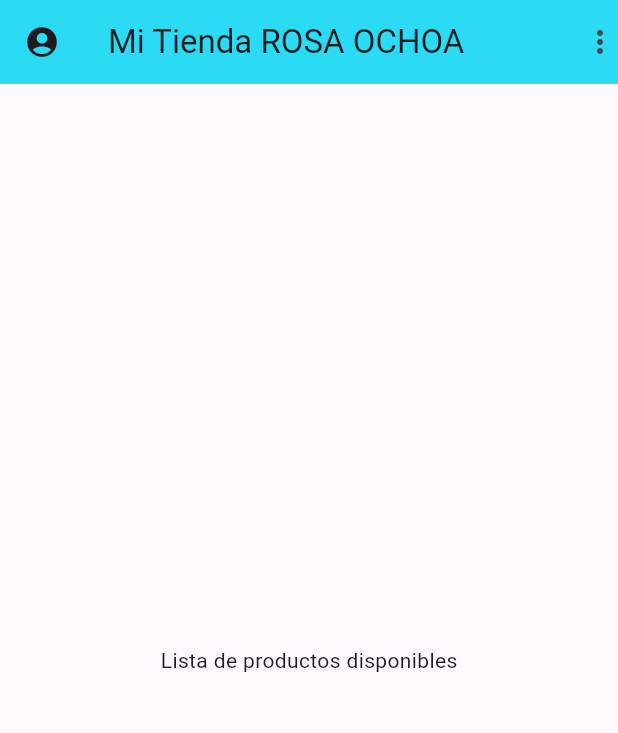
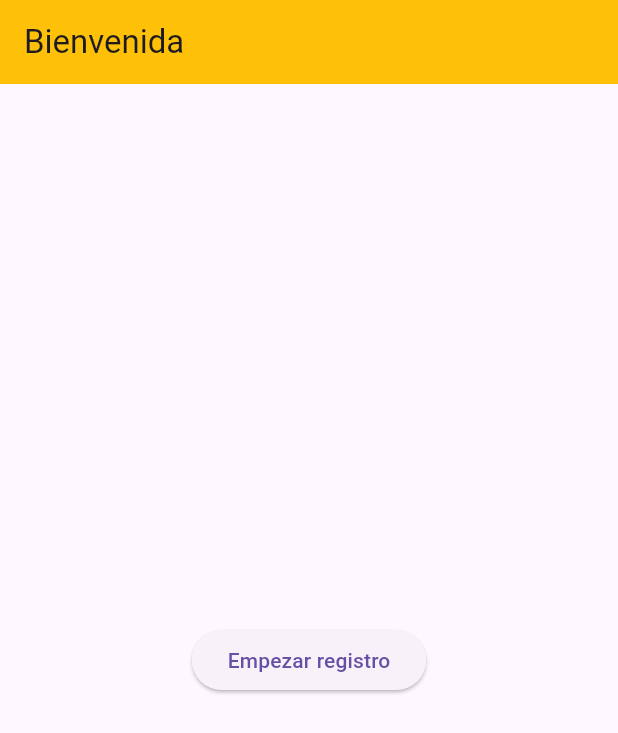
Before and after one commit to rosy8a/CCurso-Flutter-Estatal-Ene26, a Flutter app: the screen it shows after launch, on a phone screen of 412 x 824 dp. Shown: the top 733 px of the screen. Run offline on Flutter 3.47's test engine with Material 3 defaults, Android fonts, the phone set to English and light mode, and no system bars.

Commit message:
Rutas-Nombradas

```diff
--- a/lib/main.dart
+++ b/lib/main.dart
@@ -1,25 +1,88 @@
 import 'package:flutter/material.dart';
 
-void main() => runApp(MiTienda());
+void main() => runApp(MiAppRegistro());
 
-class MiTienda extends StatelessWidget {
-  const MiTienda({super.key});
+class MiAppRegistro extends StatelessWidget {
+    const MiAppRegistro({super.key});
+
+    @override
+    Widget  build(BuildContext context) {
+      return MaterialApp(
+        debugShowCheckedModeBanner: false,
+        title: "Registro Ochoa",
+        theme: ThemeData(
+          primarySwatch: Colors.blue
+        ),
+        //Rutas nombradas
+        initialRoute: '/',
+        routes: {
+          '/': (context) => const PantallaBienvenida(),
+          '/datos': (context) => const PantallaDatos(),
+          '/final': (context) => const PantallaFinal(),
+        },// fin de routes
+      );
+    }// fin de Widget build
+}// fin clase MiAppRegistro
+
+class PantallaBienvenida extends StatelessWidget {
+  const PantallaBienvenida({super.key});
 
   @override
   Widget build(BuildContext context) {
-    return MaterialApp(
-      debugShowCheckedModeBanner: false,
-      home: Scaffold(
-        appBar: AppBar(
-          leading: Icon(Icons.account_circle_rounded),
-          title: Text('Mi Tienda ROSA OCHOA'),
-          actions: [Icon(Icons.more_vert)],
-          //centerTitle: true,
-          backgroundColor: const Color.fromARGB(255, 34, 240, 255),
-          elevation: 10,
+    return Scaffold(
+      appBar: AppBar(
+        title: const Text("Bienvenida"),
+        backgroundColor: Colors.amber,
+      ),
+      body: Center(
+        child: ElevatedButton(
+          onPressed: () => Navigator.pushNamed(context, '/datos'),
+          child: Text("Empezar registro"),
         ),
-        body: Center(child: Text("Lista de productos disponibles")),
       ),
+
+    );
+  }//fin widget
+}// fin pantallaBienvenido
+
+class PantallaDatos extends StatelessWidget {
+  const PantallaDatos({super.key});
+
+  @override
+  Widget build(BuildContext context) {
+    return Scaffold(
+      appBar: AppBar(
+        title: const Text("Datos Personales"),
+        backgroundColor: Colors.cyanAccent,
+      ),
+      body: Center(
+        child: ElevatedButton(
+          onPressed: () => Navigator.pushNamed(context, '/final'),
+          child: Text("Finalizar registro"),
+        ),
+      ),
+
     );
   }
-}
+}//fin de pantalladatos
+
+class PantallaFinal extends StatelessWidget {
+  const PantallaFinal({super.key});
+
+  @override
+  Widget build(BuildContext context) {
+    return Scaffold(
+      appBar: AppBar(
+        title: const Text("Final Rosy 8a"),
+        backgroundColor: const Color.fromARGB(255, 255, 24, 236),
+      ),
+      body: Center(
+        child: ElevatedButton(
+          onPressed: () => Navigator.pushNamed(context, '/'),
+          child: Text("Volver a inicio"),
+        ),
+        )
+      );
+
+  }//fin widget
+}//fin pantallafinal
```
Also changed, not shown: 1 other file.
